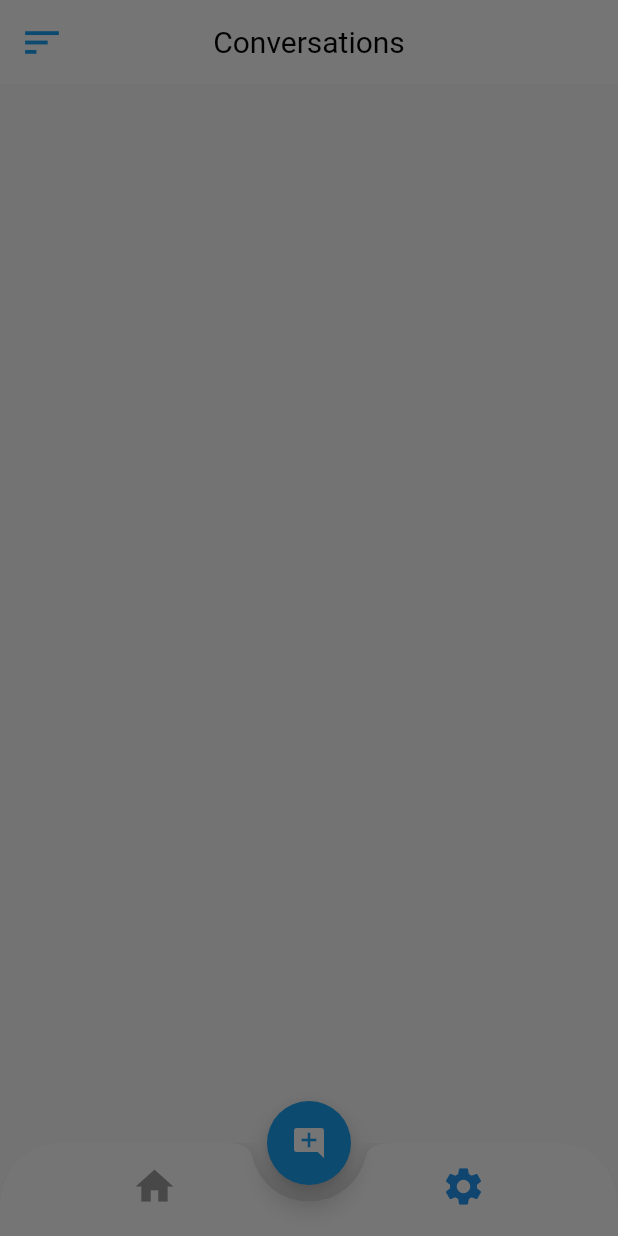
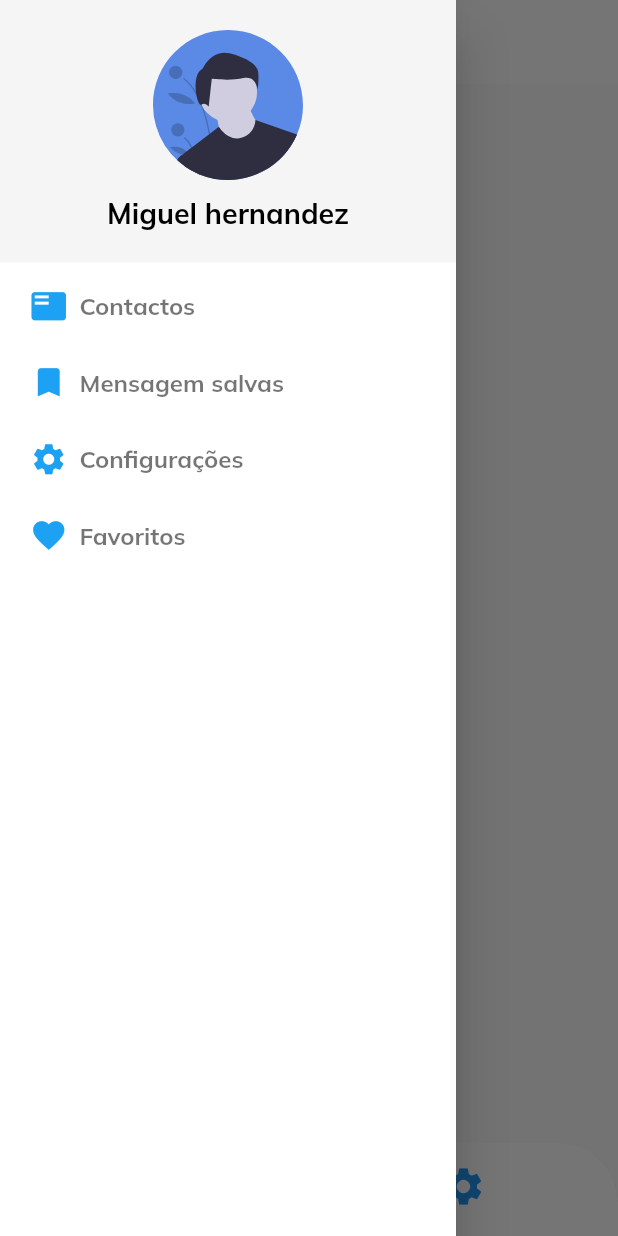
Before and after one commit to steevedevops/chatflutter, a Flutter app: the HomeScreen screen opened directly, with the side drawer open, on a phone screen of 412 x 824 dp. Run offline on Flutter 3.47's test engine with Material 2 defaults, Android fonts, the phone set to English and light mode, and no system bars; our stand-ins replace bubble, flutter_svg, google_fonts, shared_preferences, simple_animations, sqflite; missing offline and left inert: flutter_pagewise; accounts and stored records are empty.

```diff
--- a/lib/screens/home-screen.dart
+++ b/lib/screens/home-screen.dart
@@ -2,6 +2,7 @@ import 'package:flutter/material.dart';
 import 'package:morse/screens/chats/chats-conversations.dart';
 import 'package:morse/screens/conversations-screen.dart';
 import 'package:morse/screens/settings-screen.dart';
+import 'package:morse/widgets/sidebar/sidebar.dart';
 import 'package:shared_preferences/shared_preferences.dart';
 import 'package:web_socket_channel/io.dart';
 
@@ -52,7 +53,7 @@ class _HomeScreenState extends State<HomeScreen> {
               },
             ),
           ),
-          drawer: Container(),
+          drawer: Sidebar(),
           body: _widgetOptions.elementAt(_selectedIndex),
           floatingActionButtonLocation:
               FloatingActionButtonLocation.centerDocked,
--- /dev/null
+++ b/lib/widgets/sidebar/sidbar_items.dart
@@ -0,0 +1,41 @@
+import 'package:flutter/material.dart';
+
+class SidebarItem extends StatelessWidget {
+  final IconData icon;
+  final String text;
+  final Function onTap;
+
+  SidebarItem(this.icon, this.text, this.onTap);
+
+  @override
+  Widget build(BuildContext context) {
+    return Padding(
+      padding: EdgeInsets.fromLTRB(20, 4, 0.8, 7),
+      child: InkWell(
+          splashColor: Colors.blueAccent,
+          onTap: onTap,
+          child: Container(
+            height: 40,
+            child: Row(
+              mainAxisAlignment: MainAxisAlignment.spaceBetween,
+              children: <Widget>[
+                Row(
+                  children: <Widget>[
+                    Icon(icon, size: 25, color: Theme.of(context).primaryColor,),
+                    Padding(
+                      padding: const EdgeInsets.all(8.0),
+                      child: Text(text,
+                          style: TextStyle(
+                              fontSize: 16.0,
+                              color: Colors.black54,
+                              fontWeight: FontWeight.bold)),
+                    ),
+                  ],
+                ),
+                // Icon(Icons.arrow_right),
+              ],
+            ),
+          )),
+    );
+  }
+}
--- /dev/null
+++ b/lib/widgets/sidebar/sidebar.dart
@@ -0,0 +1,97 @@
+import 'package:flutter/material.dart';
+import 'package:flutter_svg/flutter_svg.dart';
+import 'package:shared_preferences/shared_preferences.dart';
+import 'package:morse/widgets/sidebar/sidbar_items.dart';
+
+class Sidebar extends StatefulWidget {
+  Sidebar();
+
+  @override
+  _SidebarState createState() => _SidebarState();
+}
+
+class _SidebarState extends State<Sidebar> {
+  final GlobalKey<ScaffoldState> _scaffoldKey = new GlobalKey<ScaffoldState>();
+  @override
+  void initState() {
+    super.initState();
+  }
+
+  @override
+  Widget build(BuildContext context) {
+    return SafeArea(
+      key: this._scaffoldKey,
+      child: Drawer(
+          child: Container(
+        decoration: BoxDecoration(
+          color: Colors.white,
+        ),
+        child: ListView(
+          children: <Widget>[
+            SafeArea(
+                child: Container(
+              child: Column(
+                children: <Widget>[
+                  Container(
+                    height: 175,
+                    color: Colors.grey.withOpacity(0.1),
+                    child: Column(
+                      children: [
+                        SizedBox(height: 20,),
+                        Container(
+                          decoration: BoxDecoration(
+                            borderRadius: new BorderRadius.circular(50)
+                          ),
+                          child: Center(
+                              child: Container(
+                                width: MediaQuery.of(context).size.width,
+                                child: SvgPicture.asset(
+                                  'lib/assets/images/male_avatar.svg',
+                                  width: 100,
+                                ),
+                              ),
+                            ),
+                        ),
+                        Container(
+                          margin: const EdgeInsets.only(left: 40.0, right: 40.0, top: 10.0),
+                          child: Align(
+                          alignment: Alignment.center,
+                          child: new Text(
+                            'Miguel hernandez',
+                            overflow: TextOverflow.ellipsis,
+                            maxLines: 1,
+                            style: TextStyle(
+                              color: Colors.black,
+                              fontWeight: FontWeight.bold,
+                              fontSize: 19,
+                            ),
+                          ))
+                        ),
+                      ]
+                    )
+                  ),
+                  SizedBox(
+                    height: 5,
+                  ),
+                  SidebarItem(Icons.featured_play_list, "Contactos", () {
+                    Navigator.pop(context);
+                  }),
+                  SidebarItem(Icons.bookmark, "Mensagem salvas", () {
+                    Navigator.pop(context);
+                  }),
+                  SidebarItem(Icons.settings, "Configurações", () {
+                     Navigator.pop(context);
+                  }),
+                  SidebarItem(Icons.favorite, "Favoritos", () {
+                    Navigator.pop(context);
+                  }),
+                  SizedBox(height: 15,),
+                ],
+              ),
+            )),
+          ],
+        ),
+      )),
+    );
+  }
+}
--- a/pubspec.yaml
+++ b/pubspec.yaml
@@ -27,6 +27,7 @@ dependencies:
   simple_animations: ^1.1.3
   flutter_svg: ^0.17.3+1
   bubble: ^1.1.9+1
+  flutter_pagewise: ^1.2.3
 
 dev_dependencies:
   flutter_test:
@@ -38,6 +39,8 @@ flutter:
     - lib/assets/images/bg-building.jpg
     - lib/assets/images/bg-chat.jpg
     - lib/assets/images/login.svg
+    - lib/assets/images/no_data.svg
+    - lib/assets/images/male_avatar.svg
 
   # example:
   # fonts:
```
Also changed, not shown: lib/controllers/conversation.dart (+13 -17 lines), lib/models/usersconversations.dart (added, +78 -0 lines), lib/screens/conversations-screen.dart (+153 -1 lines), lib/assets/images/male_avatar.svg (added), lib/assets/images/no_data.svg (added), pubspec.lock.
